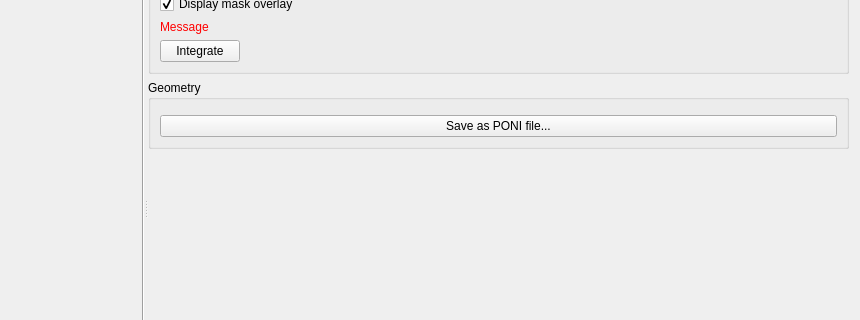
First picture: the form in src/pyFAI/resources/gui/calibration-result.ui, repository silx-kit/pyFAI, before the edit; both pictures show x 133 to 993 and y 185 to 505 of the 993 by 785 pixel window.
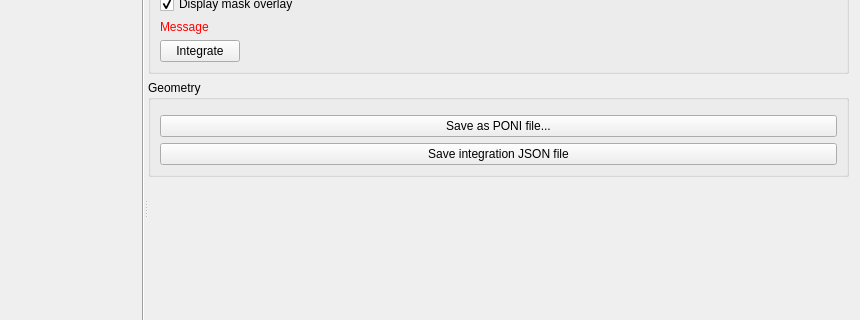
Second picture: the form after the edit. Custom widgets are drawn as their Qt base class.

Commit message: feature on pyFAI-calib2, save .json file

What changed in the file:
```diff
--- a/src/pyFAI/resources/gui/calibration-result.ui
+++ b/src/pyFAI/resources/gui/calibration-result.ui
@@ -181,6 +181,16 @@
             </property>
            </widget>
           </item>
+          <item>
+           <widget class="QPushButton" name="_saveJsonButton">
+            <property name="toolTip">
+             <string>A .json file with PONI and integration parameters.</string>
+            </property>
+            <property name="text">
+             <string>Save integration JSON file</string>
+            </property>
+           </widget>
+          </item>
          </layout>
         </widget>
        </item>
```
The commit also changes 2 other files.
